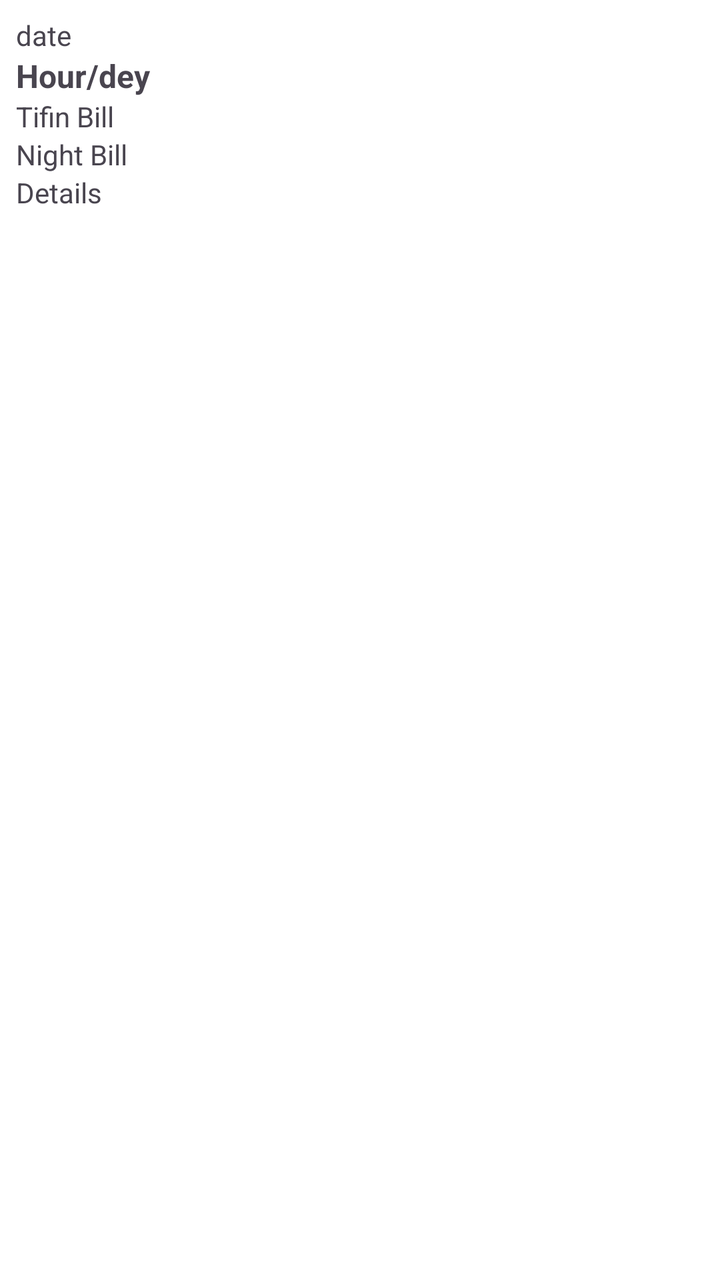
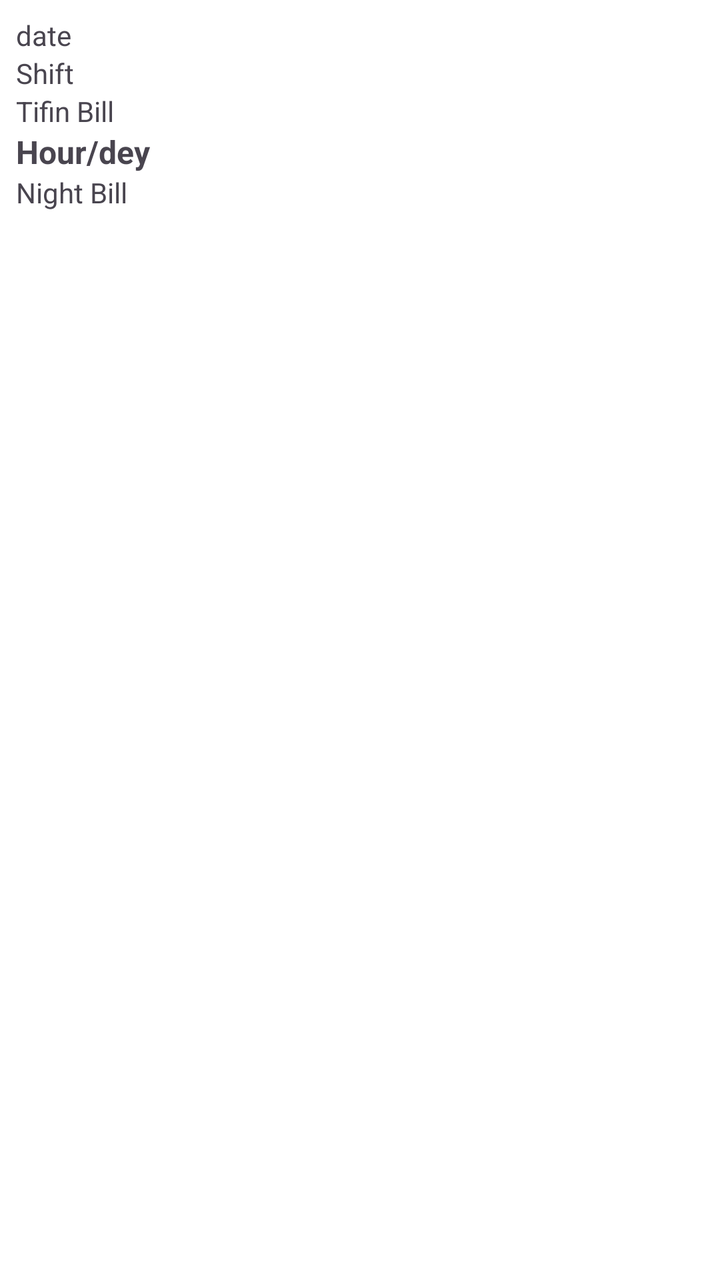

The first picture is an Android layout as it rendered before a commit; the second is the same layout after the commit. The layout source and the unified diff follow.
<!-- AndroidManifest.xml: application theme Theme.DeteTrensferCelenderpp -->
<!-- res/layout/item_history_c.xml -->
<?xml version="1.0" encoding="utf-8"?>
<LinearLayout xmlns:android="http://schemas.android.com/apk/res/android"
    android:layout_width="match_parent"
    android:layout_height="wrap_content"
    android:orientation="vertical"
    android:padding="8dp"
    android:background="@color/white">


    <TextView
        android:id="@+id/history_date_pic"
        android:layout_width="wrap_content"
        android:layout_height="wrap_content"
        android:text="date"
        android:textSize="14sp"/>



    <TextView
        android:id="@+id/history_velue_TV"
        android:layout_width="wrap_content"
        android:layout_height="wrap_content"
        android:text="Hour/dey"
        android:textSize="16sp"
        android:textStyle="bold"/>

    <TextView
        android:id="@+id/history_type_TV"
        android:layout_width="wrap_content"
        android:layout_height="wrap_content"
        android:text="Tifin Bill"
        android:textSize="14sp"/>
    <TextView
        android:id="@+id/history_tiffinBill_TV"
        android:layout_width="wrap_content"
        android:layout_height="wrap_content"
        android:text="Night Bill"
        android:textSize="14sp"/>

    <TextView
        android:id="@+id/history_nightBill_TV"
        android:layout_width="wrap_content"
        android:layout_height="wrap_content"
        android:text="Details"
        android:textSize="14sp"/>






</LinearLayout>
<!-- resources referenced by this layout -->
<resources>
  <color name="white">#FFFFFFFF</color>
  <style name="Theme.DeteTrensferCelenderpp" parent="Base.Theme.DeteTrensferCelenderpp" />
  <style name="Base.Theme.DeteTrensferCelenderpp" parent="Theme.Material3.DayNight.NoActionBar">
          
          
      </style>
</resources>

<!-- the commit's change to res/layout/item_history_c.xml (unified diff, before → after) -->
@@ -15,9 +15,25 @@
         android:textSize="14sp"/>
 
 
+    <TextView
+        android:id="@+id/history_shift_TV"
+        android:layout_width="wrap_content"
+        android:layout_height="wrap_content"
+        android:text="Shift"
+        android:textSize="14sp"/>
+
 
     <TextView
-        android:id="@+id/history_velue_TV"
+        android:id="@+id/history_tiffinBill_TV"
+        android:layout_width="wrap_content"
+        android:layout_height="wrap_content"
+        android:text="Tifin Bill"
+        android:textSize="14sp"/>
+
+
+
+    <TextView
+        android:id="@+id/history_velue_ot_TV"
         android:layout_width="wrap_content"
         android:layout_height="wrap_content"
         android:text="Hour/dey"
@@ -25,23 +41,10 @@
         android:textStyle="bold"/>
 
     <TextView
-        android:id="@+id/history_type_TV"
-        android:layout_width="wrap_content"
-        android:layout_height="wrap_content"
-        android:text="Tifin Bill"
-        android:textSize="14sp"/>
-    <TextView
-        android:id="@+id/history_tiffinBill_TV"
+        android:id="@+id/history_nightBill_TV"
         android:layout_width="wrap_content"
         android:layout_height="wrap_content"
         android:text="Night Bill"
-        android:textSize="14sp"/>
-
-    <TextView
-        android:id="@+id/history_nightBill_TV"
-        android:layout_width="wrap_content"
-        android:layout_height="wrap_content"
-        android:text="Details"
         android:textSize="14sp"/>
 
 
@@ -49,4 +52,6 @@
 
 
 
+
+
 </LinearLayout>
